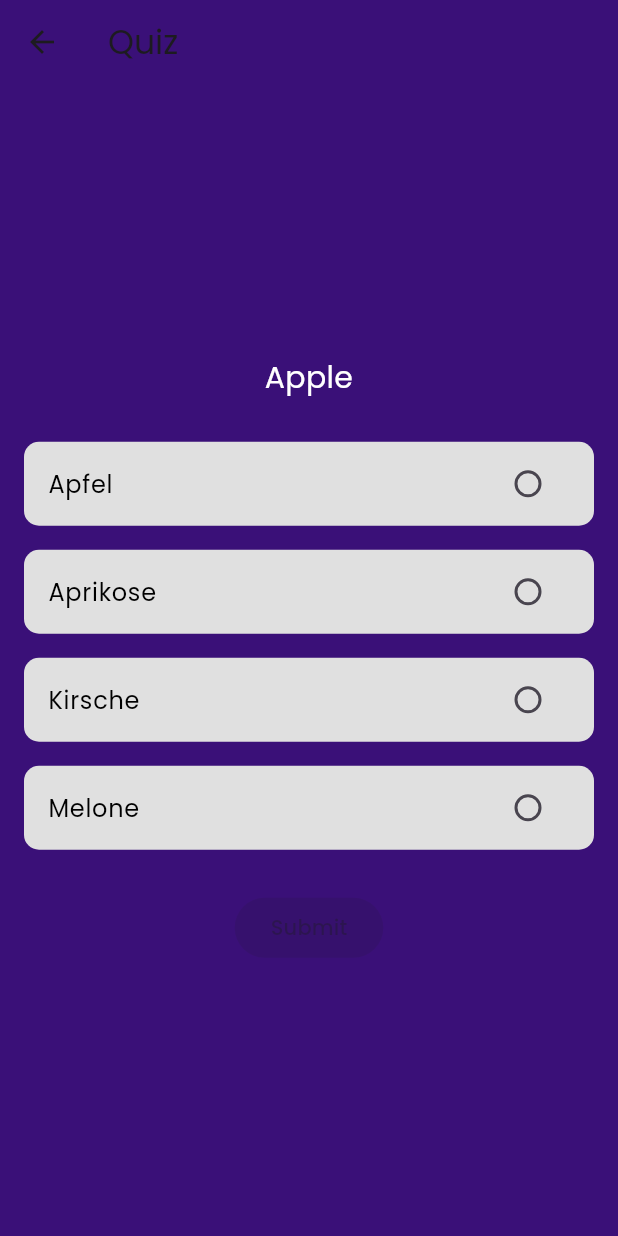
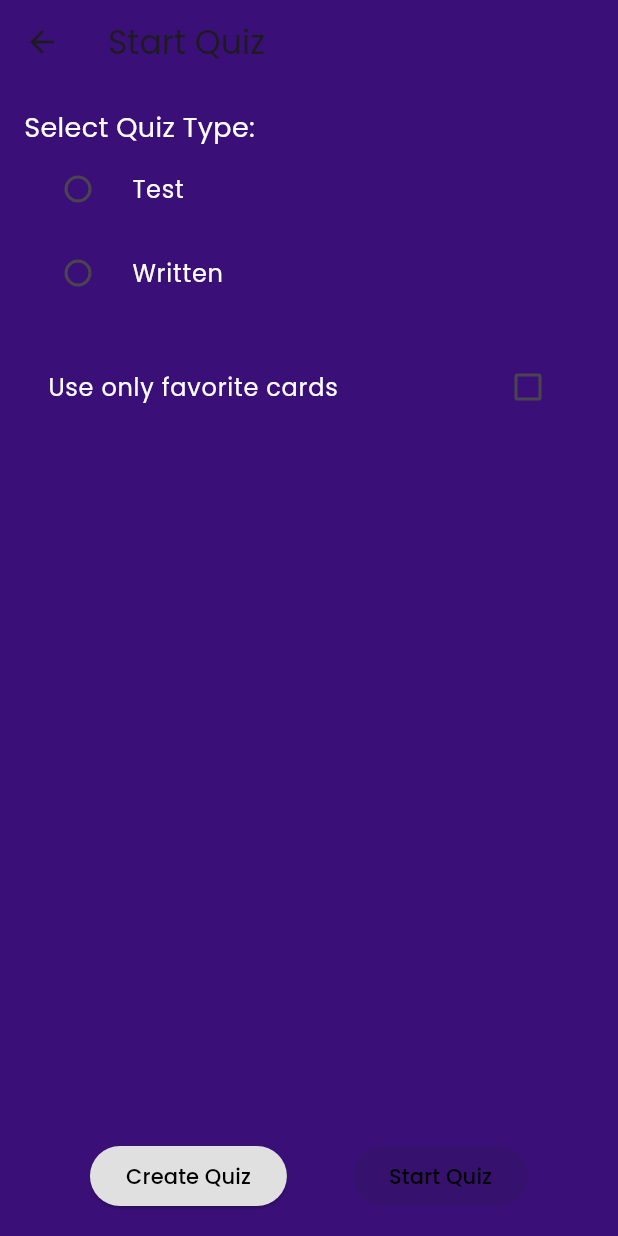
Before and after one commit to phlippos/Quizhoot, a Flutter app: the SetInside screen opened directly, after a tap on "Start Quiz", on a phone screen of 412 x 824 dp. Run offline on Flutter 3.47's test engine with Material 3 defaults, Android fonts, the phone set to English and light mode, and no system bars; our stand-ins replace flip_card, flutter_secure_storage, flutter_tts, google_nav_bar, sign_in_button; accounts and stored records are empty.

Commit message:
quiz updates

```diff
--- a/quizhoot1/lib/pages/quiz_view.dart
+++ b/quizhoot1/lib/pages/quiz_view.dart
@@ -1,150 +1,135 @@
 import 'package:flutter/material.dart';
 
 class QuizView extends StatefulWidget {
-  const QuizView({super.key});
+  final bool useOnlyFavorites;
+
+  const QuizView({super.key, required this.useOnlyFavorites});
 
   @override
   _QuizViewState createState() => _QuizViewState();
 }
 
 class _QuizViewState extends State<QuizView> {
-  // List of questions with options and the correct answer
   final List<Map<String, dynamic>> questions = [
     {
       'question': 'Apple',
       'options': ['Apfel', 'Aprikose', 'Kirsche', 'Melone'],
-      'answer': 'Apfel'
+      'answer': 'Apfel',
+      'isFavorite': true
     },
     {
       'question': 'Cherry',
       'options': ['Aprikose', 'Melone', 'Kirsche', 'Apfel'],
-      'answer': 'Kirsche'
-    },
-    {
-      'question': 'Apricot',
-      'options': ['Aprikose', 'Kirsche', 'Birne', 'Melone'],
-      'answer': 'Aprikose'
-    },
-    {
-      'question': 'Pear',
-      'options': ['Melone', 'Apfel', 'Kirsche', 'Birne'],
-      'answer': 'Birne'
-    },
-    {
-      'question': 'Melon',
-      'options': ['Apfel', 'Melone', 'Aprikose', 'Apfel'],
-      'answer': 'Melone'
+      'answer': 'Kirsche',
+      'isFavorite': false
     },
   ];
 
-  int currentQuestionIndex = 0; // Keeps track of the current question
-  int score = 0; // User's score
-  String? selectedAnswer; // Selected answer by the user
+  late List<Map<String, dynamic>> filteredQuestions;
+  int currentQuestionIndex = 0;
+  int score = 0;
+  String? selectedAnswer;
+
+  @override
+  void initState() {
+    super.initState();
+    filteredQuestions = widget.useOnlyFavorites
+        ? questions.where((q) => q['isFavorite'] == true).toList()
+        : questions;
+  }
 
   @override
   Widget build(BuildContext context) {
     return Scaffold(
       appBar: AppBar(
-        title: const Text('Quiz'), // AppBar title
-        backgroundColor: const Color(0xFF3A1078), // AppBar background color
+        title: const Text('Quiz'),
+        backgroundColor: const Color(0xFF3A1078),
       ),
-      // Display the quiz or result based on the question index
-      body: currentQuestionIndex < questions.length
-          ? _buildQuizQuestion() // Show question if there are more questions
-          : _buildResult(), // Show result if all questions are answered
-      backgroundColor:
-          const Color(0xFF3A1078), // Background color of the screen
+      body: currentQuestionIndex < filteredQuestions.length
+          ? _buildQuizQuestion()
+          : _buildResult(),
+      backgroundColor: const Color(0xFF3A1078),
     );
   }
 
-  // Builds the quiz question UI
   Widget _buildQuizQuestion() {
-    final question =
-        questions[currentQuestionIndex]; // Get the current question
+    final question = filteredQuestions[currentQuestionIndex];
 
     return Padding(
-      padding: const EdgeInsets.all(16.0), // Padding for the content
+      padding: const EdgeInsets.all(16.0),
       child: Column(
-        mainAxisAlignment: MainAxisAlignment.center, // Center the content
+        mainAxisAlignment: MainAxisAlignment.center,
         children: [
           Text(
-            question['question'], // Display the question
-            style: const TextStyle(
-                fontSize: 20, color: Colors.white), // Text style
-            textAlign: TextAlign.center, // Center the question text
+            question['question'],
+            style: const TextStyle(fontSize: 20, color: Colors.white),
+            textAlign: TextAlign.center,
           ),
-          const SizedBox(height: 20), // Space between question and options
-          // Generate radio buttons for each option
+          const SizedBox(height: 20),
           ...question['options'].map((option) {
             return Container(
-              margin: const EdgeInsets.symmetric(
-                  vertical: 8.0), // Margin for each option
+              margin: const EdgeInsets.symmetric(vertical: 8.0),
               decoration: BoxDecoration(
                 color: selectedAnswer == option
-                    ? Colors.grey[600] // Highlight selected answer
-                    : Colors.grey[300], // Default background for unselected
-                borderRadius: BorderRadius.circular(10), // Rounded corners
+                    ? Colors.grey[600]
+                    : Colors.grey[300],
+                borderRadius: BorderRadius.circular(10),
               ),
               child: RadioListTile<String>(
-                title: Text(option,
-                    style: const TextStyle(color: Colors.black)), // Option text
-                value: option, // Option value
-                groupValue: selectedAnswer, // Group value for radio button
+                title:
+                    Text(option, style: const TextStyle(color: Colors.black)),
+                value: option,
+                groupValue: selectedAnswer,
                 onChanged: (value) {
                   setState(() {
-                    selectedAnswer = value; // Update selected answer
+                    selectedAnswer = value;
                   });
                 },
-                activeColor:
-                    const Color(0xFF3A1078), // Active radio button color
-                controlAffinity: ListTileControlAffinity
-                    .trailing, // Move radio button to the right
+                activeColor: const Color(0xFF3A1078),
+                controlAffinity: ListTileControlAffinity.trailing,
               ),
             );
           }).toList(),
-          const SizedBox(height: 20), // Space between options and submit button
+          const SizedBox(height: 20),
           ElevatedButton(
             onPressed: selectedAnswer == null
-                ? null // Disable button if no answer is selected
+                ? null
                 : () {
-                    _checkAnswer(); // Check the selected answer
+                    _checkAnswer();
                   },
-            child: const Text('Submit'), // Submit button text
+            child: const Text('Submit'),
           ),
         ],
       ),
     );
   }
 
-  // Check the selected answer and update score and question index
   void _checkAnswer() {
-    if (selectedAnswer == questions[currentQuestionIndex]['answer']) {
-      score++; // Increase score if the answer is correct
+    if (selectedAnswer == filteredQuestions[currentQuestionIndex]['answer']) {
+      score++;
     }
 
     setState(() {
-      currentQuestionIndex++; // Move to the next question
-      selectedAnswer = null; // Reset the selected answer
+      currentQuestionIndex++;
+      selectedAnswer = null;
     });
   }
 
-  // Builds the result UI after all questions are answered
   Widget _buildResult() {
     return Center(
       child: Column(
-        mainAxisAlignment: MainAxisAlignment.center, // Center the content
+        mainAxisAlignment: MainAxisAlignment.center,
         children: [
           Text(
-            'Your Score: $score/${questions.length}', // Display user's score
-            style: const TextStyle(
-                fontSize: 24, color: Colors.white), // Text style
+            'Your Score: $score/${filteredQuestions.length}',
+            style: const TextStyle(fontSize: 24, color: Colors.white),
           ),
-          const SizedBox(height: 20), // Space between score and button
+          const SizedBox(height: 20),
           ElevatedButton(
             onPressed: () {
-              Navigator.of(context).pop(); // Go back to the previous page
+              Navigator.of(context).pop();
             },
-            child: const Text('Back to Flashcards'), // Button text
+            child: const Text('Back to Flashcards'),
           ),
         ],
       ),
--- a/quizhoot1/lib/pages/set_inside.dart
+++ b/quizhoot1/lib/pages/set_inside.dart
@@ -3,7 +3,8 @@ import 'package:flip_card/flip_card.dart';
 import 'package:flutter_tts/flutter_tts.dart';
 import 'package:quizhoot/pages/cards.dart';
 import 'package:quizhoot/pages/scrambledGame.dart';
-import 'quiz_view.dart';
+import 'package:quizhoot/pages/start_quiz_view.dart';
+//import 'quiz_view.dart';
 
 class SetInside extends StatefulWidget {
   const SetInside({super.key});
@@ -72,7 +73,7 @@ class _SetInsideState extends State<SetInside> {
               _buildNavigationButton(
                 context: context,
                 label: 'Start Quiz',
-                targetPage: const QuizView(),
+                targetPage: const StartQuizView(),
               ),
               _buildNavigationButton(
                 context: context,
--- /dev/null
+++ b/quizhoot1/lib/pages/start_quiz_view.dart
@@ -0,0 +1,143 @@
+import 'package:flutter/material.dart';
+import 'quiz_view.dart';
+import 'quiz_creation.dart'; // Quiz oluşturma sayfası için import
+
+class StartQuizView extends StatefulWidget {
+  const StartQuizView({super.key});
+
+  @override
+  _StartQuizViewState createState() => _StartQuizViewState();
+}
+
+class _StartQuizViewState extends State<StartQuizView> {
+  String? quizType; // Stores the selected quiz type
+  bool useOnlyFavorites = false; // Checkbox state for using only favorite cards
+
+  @override
+  Widget build(BuildContext context) {
+    return Scaffold(
+      appBar: AppBar(
+        title: const Text('Start Quiz'),
+        backgroundColor: const Color(0xFF3A1078),
+      ),
+      backgroundColor: const Color(0xFF3A1078),
+      body: Padding(
+        padding: const EdgeInsets.all(16.0),
+        child: Column(
+          crossAxisAlignment: CrossAxisAlignment.start,
+          children: [
+            const Text(
+              'Select Quiz Type:',
+              style: TextStyle(fontSize: 18, color: Colors.white),
+            ),
+            RadioListTile<String>(
+              title: const Text(
+                'Test',
+                style: TextStyle(color: Colors.white),
+              ),
+              value: 'test',
+              groupValue: quizType,
+              onChanged: (value) {
+                setState(() {
+                  quizType = value;
+                });
+              },
+            ),
+            RadioListTile<String>(
+              title: const Text(
+                'Written',
+                style: TextStyle(color: Colors.white),
+              ),
+              value: 'written',
+              groupValue: quizType,
+              onChanged: (value) {
+                setState(() {
+                  quizType = value;
+                });
+              },
+            ),
+            const SizedBox(height: 20),
+            CheckboxListTile(
+              title: const Text('Use only favorite cards',
+                  style: TextStyle(color: Colors.white)),
+              value: useOnlyFavorites,
+              onChanged: (value) {
+                setState(() {
+                  useOnlyFavorites = value ?? false;
+                });
+              },
+            ),
+            const Spacer(),
+            Row(
+              mainAxisAlignment: MainAxisAlignment.spaceEvenly,
+              children: [
+                ElevatedButton(
+                  onPressed: () {
+                    Navigator.of(context).push(
+                      MaterialPageRoute(
+                        builder: (context) => const CreateQuizPage(),
+                      ),
+                    );
+                  },
+                  style: ElevatedButton.styleFrom(
+                    backgroundColor: Colors.grey[300],
+                  ),
+                  child: const Text(
+                    'Create Quiz',
+                    style: TextStyle(color: Colors.black),
+                  ),
+                ),
+                ElevatedButton(
+                  onPressed: quizType == null
+                      ? null
+                      : () {
+                          if (quizType == 'test') {
+                            Navigator.of(context).push(
+                              MaterialPageRoute(
+                                builder: (context) => QuizView(
+                                    useOnlyFavorites: useOnlyFavorites),
+                              ),
+                            );
+                          } else if (quizType == 'written') {
+                            Navigator.of(context).push(
+                              MaterialPageRoute(
+                                builder: (context) =>
+                                    const WrittenQuizPlaceholder(),
+                              ),
+                            );
+                          }
+                        },
+                  style: ElevatedButton.styleFrom(
+                    backgroundColor: Colors.grey[300],
+                  ),
+                  child: const Text('Start Quiz',
+                      style: TextStyle(color: Colors.black)),
+                ),
+              ],
+            )
+          ],
+        ),
+      ),
+    );
+  }
+}
+
+class WrittenQuizPlaceholder extends StatelessWidget {
+  const WrittenQuizPlaceholder({super.key});
+
+  @override
+  Widget build(BuildContext context) {
+    return Scaffold(
+      appBar: AppBar(
+        title: const Text('Written Quiz'),
+        backgroundColor: const Color(0xFF3A1078),
+      ),
+      body: const Center(
+        child: Text(
+          'Written quiz!',
+          style: TextStyle(fontSize: 24),
+        ),
+      ),
+    );
+  }
+}
```
Also changed, not shown: quizhoot1/lib/pages/quiz_creation.dart (+6 -5 lines).
